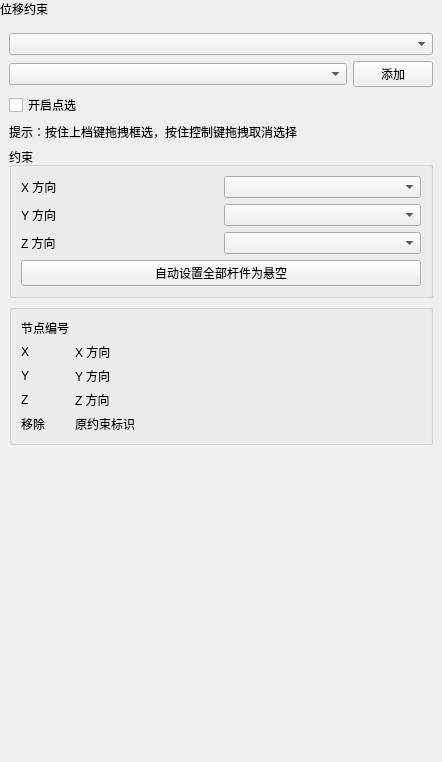
Before: the Qt Designer form plugins/Base_PhysicalField/DisplacementConstraintWidget.ui in asd977/base_cae, drawn with Qt 5.
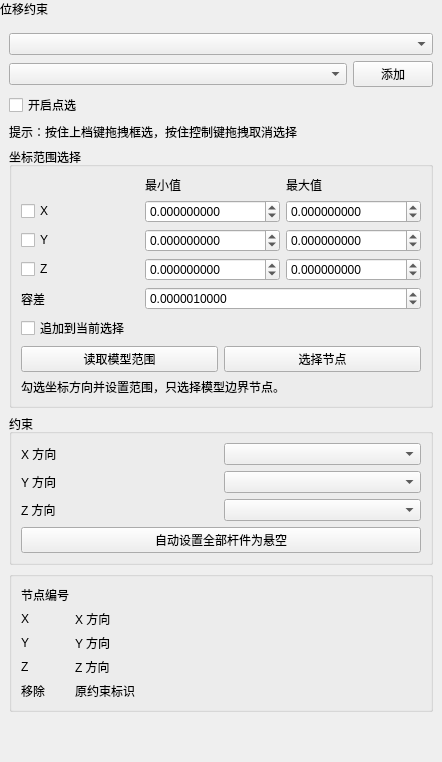
After: the same form once the commit is applied. Custom widgets are drawn as their Qt base class.

What changed in the file:
```diff
--- a/plugins/Base_PhysicalField/DisplacementConstraintWidget.ui
+++ b/plugins/Base_PhysicalField/DisplacementConstraintWidget.ui
@@ -13,7 +13,7 @@
   <property name="minimumSize">
    <size>
     <width>0</width>
-    <height>762</height>
+    <height>0</height>
    </size>
   </property>
   <property name="windowTitle">
@@ -146,6 +146,171 @@
           </property>
          </widget>
         </item>
+        <item>
+         <widget class="QGroupBox" name="coordinateRangeGroupBox">
+          <property name="toolTip">
+           <string>仅从网格外边界中筛选节点；勾选方向参与坐标过滤，未勾选方向不限制</string>
+          </property>
+          <property name="title">
+           <string>坐标范围选择</string>
+          </property>
+          <layout class="QVBoxLayout" name="coordinateRangeLayout">
+           <property name="spacing">
+            <number>6</number>
+           </property>
+           <item>
+            <layout class="QGridLayout" name="coordinateRangeGridLayout">
+             <item row="0" column="1">
+              <widget class="QLabel" name="coordinateMinLabel">
+               <property name="text">
+                <string>最小值</string>
+               </property>
+              </widget>
+             </item>
+             <item row="0" column="2">
+              <widget class="QLabel" name="coordinateMaxLabel">
+               <property name="text">
+                <string>最大值</string>
+               </property>
+              </widget>
+             </item>
+             <item row="1" column="0">
+              <widget class="QCheckBox" name="coordXCheckBox">
+               <property name="text">
+                <string>X</string>
+               </property>
+              </widget>
+             </item>
+             <item row="1" column="1">
+              <widget class="QDoubleSpinBox" name="xMinSpinBox">
+               <property name="decimals"><number>9</number></property>
+               <property name="minimum"><double>-1000000000000.000000000000000</double></property>
+               <property name="maximum"><double>1000000000000.000000000000000</double></property>
+               <property name="keyboardTracking"><bool>false</bool></property>
+              </widget>
+             </item>
+             <item row="1" column="2">
+              <widget class="QDoubleSpinBox" name="xMaxSpinBox">
+               <property name="decimals"><number>9</number></property>
+               <property name="minimum"><double>-1000000000000.000000000000000</double></property>
+               <property name="maximum"><double>1000000000000.000000000000000</double></property>
+               <property name="keyboardTracking"><bool>false</bool></property>
+              </widget>
+             </item>
+             <item row="2" column="0">
+              <widget class="QCheckBox" name="coordYCheckBox">
+               <property name="text">
+                <string>Y</string>
+               </property>
+              </widget>
+             </item>
+             <item row="2" column="1">
+              <widget class="QDoubleSpinBox" name="yMinSpinBox">
+               <property name="decimals"><number>9</number></property>
+               <property name="minimum"><double>-1000000000000.000000000000000</double></property>
+               <property name="maximum"><double>1000000000000.000000000000000</double></property>
+               <property name="keyboardTracking"><bool>false</bool></property>
+              </widget>
+             </item>
+             <item row="2" column="2">
+              <widget class="QDoubleSpinBox" name="yMaxSpinBox">
+               <property name="decimals"><number>9</number></property>
+               <property name="minimum"><double>-1000000000000.000000000000000</double></property>
+               <property name="maximum"><double>1000000000000.000000000000000</double></property>
+               <property name="keyboardTracking"><bool>false</bool></property>
+              </widget>
+             </item>
+             <item row="3" column="0">
+              <widget class="QCheckBox" name="coordZCheckBox">
+               <property name="text">
+                <string>Z</string>
+               </property>
+              </widget>
+             </item>
+             <item row="3" column="1">
+              <widget class="QDoubleSpinBox" name="zMinSpinBox">
+               <property name="decimals"><number>9</number></property>
+               <property name="minimum"><double>-1000000000000.000000000000000</double></property>
+               <property name="maximum"><double>1000000000000.000000000000000</double></property>
+               <property name="keyboardTracking"><bool>false</bool></property>
+              </widget>
+             </item>
+             <item row="3" column="2">
+              <widget class="QDoubleSpinBox" name="zMaxSpinBox">
+               <property name="decimals"><number>9</number></property>
+               <property name="minimum"><double>-1000000000000.000000000000000</double></property>
+               <property name="maximum"><double>1000000000000.000000000000000</double></property>
+               <property name="keyboardTracking"><bool>false</bool></property>
+              </widget>
+             </item>
+             <item row="4" column="0">
+              <widget class="QLabel" name="coordinateToleranceLabel">
+               <property name="text">
+                <string>容差</string>
+               </property>
+              </widget>
+             </item>
+             <item row="4" column="1" colspan="2">
+              <widget class="QDoubleSpinBox" name="coordToleranceSpinBox">
+               <property name="toolTip">
+                <string>筛选时自动向最小值和最大值两侧扩展该容差，可处理浮点坐标误差</string>
+               </property>
+               <property name="decimals"><number>10</number></property>
+               <property name="minimum"><double>0.000000000000000</double></property>
+               <property name="maximum"><double>1000000000.000000000000000</double></property>
+               <property name="value"><double>0.000001000000000</double></property>
+               <property name="keyboardTracking"><bool>false</bool></property>
+              </widget>
+             </item>
+            </layout>
+           </item>
+           <item>
+            <widget class="QCheckBox" name="coordAppendCheckBox">
+             <property name="toolTip">
+              <string>未勾选时，坐标选择会替换当前节点选择</string>
+             </property>
+             <property name="text">
+              <string>追加到当前选择</string>
+             </property>
+            </widget>
+           </item>
+           <item>
+            <layout class="QHBoxLayout" name="coordinateButtonLayout">
+             <item>
+              <widget class="QPushButton" name="btnUseMeshBounds">
+               <property name="toolTip">
+                <string>将 X、Y、Z 最小值和最大值填充为当前网格范围</string>
+               </property>
+               <property name="text">
+                <string>读取模型范围</string>
+               </property>
+              </widget>
+             </item>
+             <item>
+              <widget class="QPushButton" name="btnSelectByCoordinate">
+               <property name="toolTip">
+                <string>选择满足坐标范围的外边界节点；杆、梁线网格按线节点筛选</string>
+               </property>
+               <property name="text">
+                <string>选择节点</string>
+               </property>
+              </widget>
+             </item>
+            </layout>
+           </item>
+           <item>
+            <widget class="QLabel" name="coordinateResultLabel">
+             <property name="text">
+              <string>勾选坐标方向并设置范围，只选择模型边界节点。</string>
+             </property>
+             <property name="wordWrap">
+              <bool>true</bool>
+             </property>
+            </widget>
+           </item>
+          </layout>
+         </widget>
+        </item>
         <item>
          <widget class="QGroupBox" name="groupBox">
           <property name="title">
```
Left out of the diff: 6 changed lines with no effect on the pictures.
